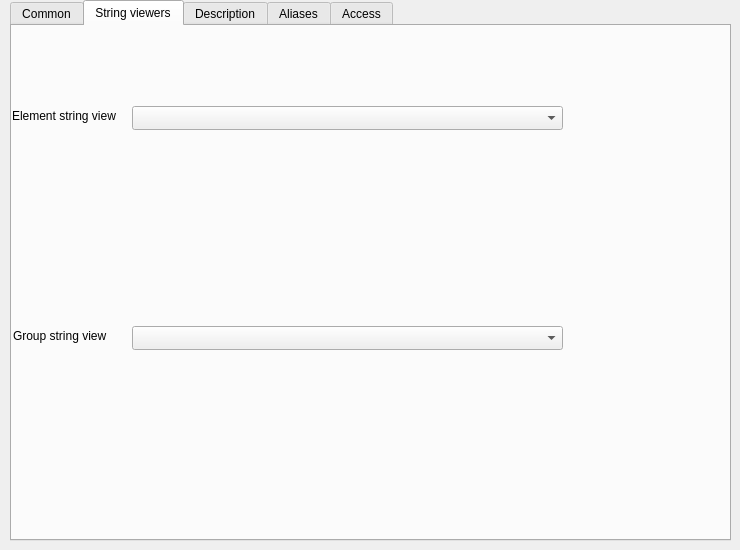
Old version of the form src/plugins/directoryeditor/directoryeditor.ui in the repository heiheshang/ananas-creator.
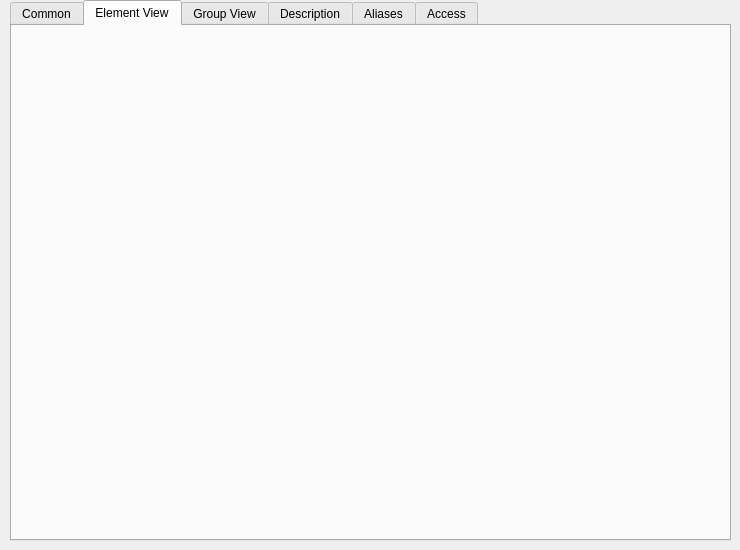
New version of the form. The open tabs and pages were chosen to show the change. Icons and pictures are not drawn.

What changed in the file:
```diff
--- a/src/plugins/directoryeditor/directoryeditor.ui
+++ b/src/plugins/directoryeditor/directoryeditor.ui
@@ -732,54 +732,13 @@
    </widget>
    <widget class="QWidget" name="tab_3">
     <attribute name="title">
-     <string>String viewers</string>
+     <string>Element View</string>
     </attribute>
-    <widget class="QLabel" name="label">
-     <property name="geometry">
-      <rect>
-       <x>0</x>
-       <y>80</y>
-       <width>111</width>
-       <height>20</height>
-      </rect>
-     </property>
-     <property name="text">
-      <string>Element string view</string>
-     </property>
-    </widget>
-    <widget class="QLabel" name="label_2">
-     <property name="geometry">
-      <rect>
-       <x>1</x>
-       <y>300</y>
-       <width>101</width>
-       <height>20</height>
-      </rect>
-     </property>
-     <property name="text">
-      <string>Group string view</string>
-     </property>
-    </widget>
-    <widget class="QComboBox" name="eSv">
-     <property name="geometry">
-      <rect>
-       <x>120</x>
-       <y>80</y>
-       <width>431</width>
-       <height>24</height>
-      </rect>
-     </property>
-    </widget>
-    <widget class="QComboBox" name="eSvG">
-     <property name="geometry">
-      <rect>
-       <x>120</x>
-       <y>300</y>
-       <width>431</width>
-       <height>24</height>
-      </rect>
-     </property>
-    </widget>
+   </widget>
+   <widget class="QWidget" name="tab_GroupView">
+    <attribute name="title">
+     <string>Group View</string>
+    </attribute>
    </widget>
    <widget class="QWidget" name="tab_4">
     <attribute name="title">
```
Left out of the diff: 14 changed lines with no effect on the pictures.
